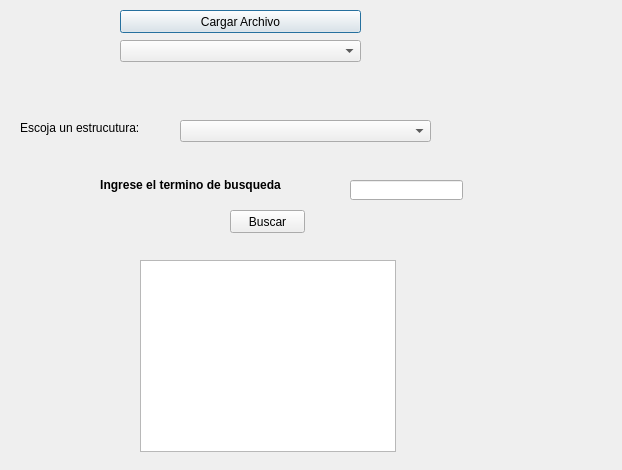
Above: buscar.ui from Denisse23/ProyectoArchivos before the change. Below: the same form after it.
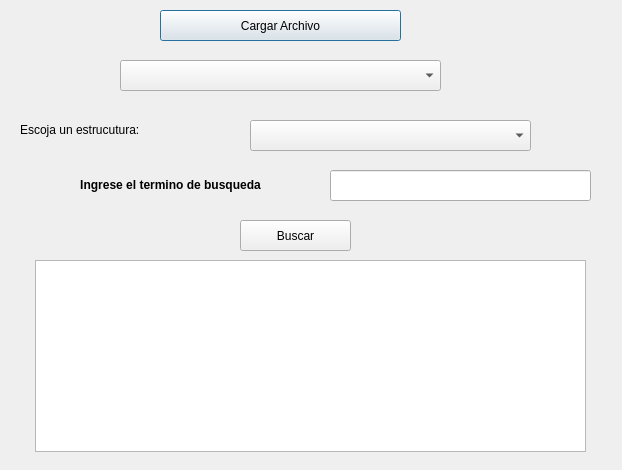
That is the form after the change.

```diff
--- a/buscar.ui
+++ b/buscar.ui
@@ -16,10 +16,10 @@
   <widget class="QPushButton" name="pushButton">
    <property name="geometry">
     <rect>
-     <x>120</x>
+     <x>160</x>
      <y>10</y>
      <width>241</width>
-     <height>23</height>
+     <height>31</height>
     </rect>
    </property>
    <property name="text">
@@ -29,10 +29,10 @@
   <widget class="QPushButton" name="pushButton_2">
    <property name="geometry">
     <rect>
-     <x>230</x>
-     <y>210</y>
-     <width>75</width>
-     <height>23</height>
+     <x>240</x>
+     <y>220</y>
+     <width>111</width>
+     <height>31</height>
     </rect>
    </property>
    <property name="text">
@@ -42,9 +42,9 @@
   <widget class="QTableWidget" name="tablaBusqueda">
    <property name="geometry">
     <rect>
-     <x>140</x>
+     <x>35</x>
      <y>260</y>
-     <width>256</width>
+     <width>551</width>
      <height>192</height>
     </rect>
    </property>
@@ -53,28 +53,28 @@
    <property name="geometry">
     <rect>
      <x>120</x>
-     <y>40</y>
-     <width>241</width>
-     <height>22</height>
+     <y>60</y>
+     <width>321</width>
+     <height>31</height>
     </rect>
    </property>
   </widget>
   <widget class="QLineEdit" name="termino">
    <property name="geometry">
     <rect>
-     <x>350</x>
-     <y>180</y>
-     <width>113</width>
-     <height>20</height>
+     <x>330</x>
+     <y>170</y>
+     <width>261</width>
+     <height>31</height>
     </rect>
    </property>
   </widget>
   <widget class="QLabel" name="label_2">
    <property name="geometry">
     <rect>
-     <x>80</x>
+     <x>20</x>
      <y>170</y>
-     <width>221</width>
+     <width>301</width>
      <height>31</height>
     </rect>
    </property>
@@ -85,10 +85,10 @@
   <widget class="QComboBox" name="combo_estructura">
    <property name="geometry">
     <rect>
-     <x>180</x>
+     <x>250</x>
      <y>120</y>
-     <width>251</width>
-     <height>22</height>
+     <width>281</width>
+     <height>31</height>
     </rect>
    </property>
   </widget>
@@ -97,8 +97,8 @@
     <rect>
      <x>20</x>
      <y>120</y>
-     <width>121</width>
-     <height>16</height>
+     <width>191</width>
+     <height>21</height>
     </rect>
    </property>
    <property name="text">
```
